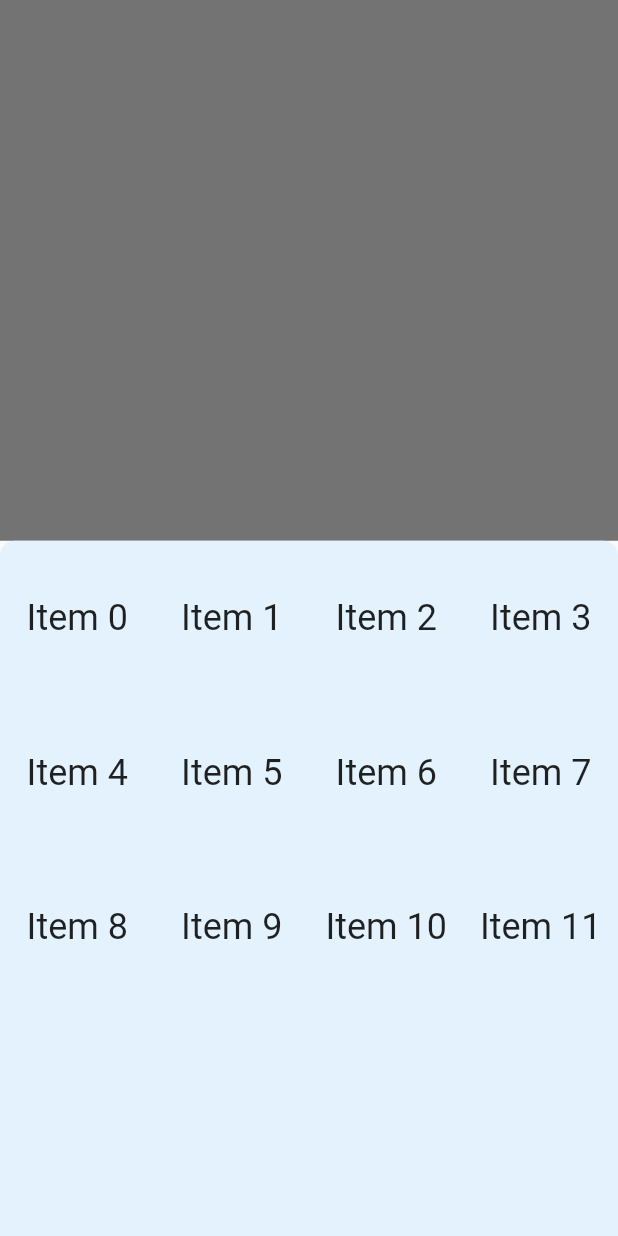
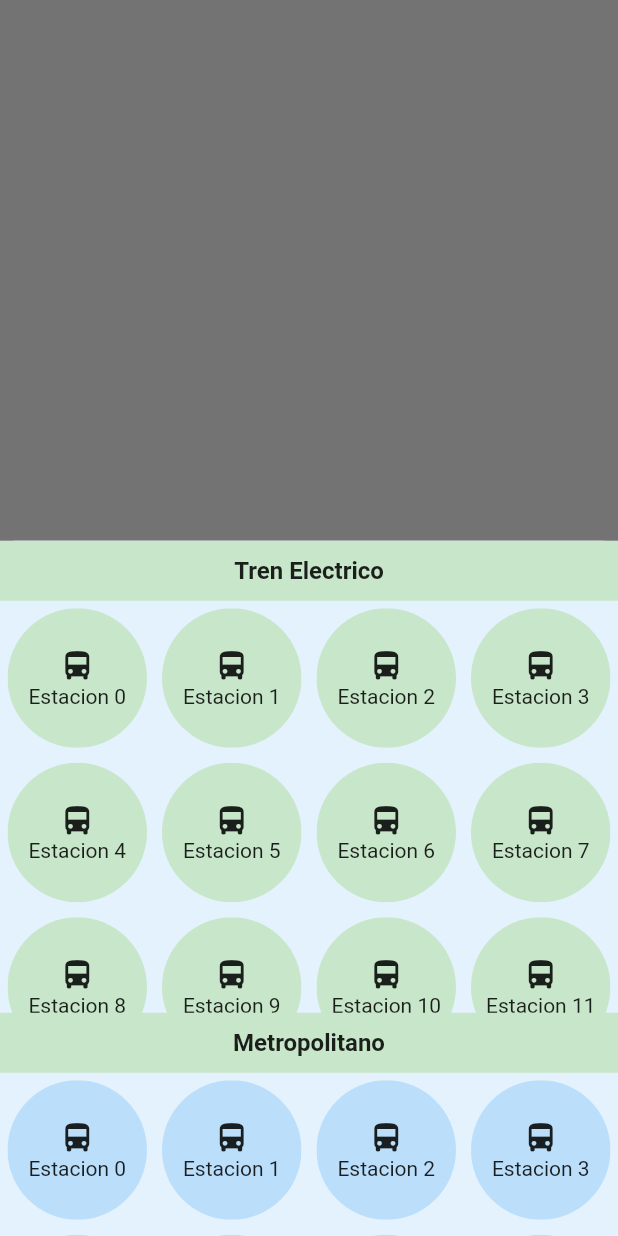
Before and after one commit to Gneric/flutter-sistemaTransporte, a Flutter app: what chooseStation() shows on an empty page, opened directly, on a phone screen of 412 x 824 dp. Run offline on Flutter 3.47's test engine with Material 2 defaults, Android fonts, the phone set to English and light mode, and no system bars; our stand-ins replace flutter_credit_card, google_maps_flutter, shared_preferences; accounts and stored records are empty.

Commit message:
StationChoose V1

```diff
--- a/lib/src/pages/Stations/stationChooser.dart
+++ b/lib/src/pages/Stations/stationChooser.dart
@@ -1,6 +1,6 @@
 import 'package:flutter/material.dart';
 
-void chooseStation(context) {
+chooseStation(context) {
 
   showModalBottomSheet(
       context: context,
@@ -15,13 +15,80 @@ void chooseStation(context) {
                   borderRadius: BorderRadius.only(
                       topLeft: Radius.circular(10),
                       topRight: Radius.circular(10))),
-              child: GridView.count(
-                crossAxisCount: 4,
-                children: List.generate(12, (index) {
-                  return Center(
-                    child: Text('Item $index',style: Theme.of(context).textTheme.headline),
-                  );
-                }),
+              child: Padding(
+                padding: const EdgeInsets.fromLTRB(0, 0, 0, 0) ,
+                child: SingleChildScrollView(
+                    child: Column(
+                    mainAxisSize: MainAxisSize.max,
+                    children: <Widget>[
+                      /* TREN ELECTRICO */
+                      Container(
+                          height: 40,
+                          width: MediaQuery.of(context).size.width,
+                          decoration: BoxDecoration(
+                            color: Colors.green[100]
+                          ),
+                          child: Center(child: Text("Tren Electrico", textAlign: TextAlign.center, style: TextStyle( fontSize: 16, fontWeight: FontWeight.bold ), ))
+                      ),
+                      Container(
+                        width: MediaQuery.of(context).size.width,
+                        height: MediaQuery.of(context).size.height / 3,
+                        child: GridView.count(
+                          crossAxisCount: 4,
+                          children: List.generate(12, (index) {
+                            return Padding(padding: const EdgeInsets.all(5.0),
+                              child: ClipOval(child: Material(color: Colors.green[100],child: InkWell(splashColor: Colors.green[400],
+                                    onTap: (){
+                                      print("ESTACION: $index");
+                                      print("LATITUD : $index");
+                                      print("LONGITUD: $index");
+                                    },
+                                    child: Column(
+                                      mainAxisAlignment: MainAxisAlignment.center,
+                                      children: <Widget>[ Icon(Icons.directions_bus), Text("Estacion $index") ],
+                                    ),
+                                  ),
+                                ),
+                              ),
+                            );
+                          }),
+                        ),
+                      ),
+                      Container(
+                          height: 40,
+                          width: MediaQuery.of(context).size.width,
+                          decoration: BoxDecoration(
+                            color: Colors.green[100]
+                          ),
+                          child: Center(child: Text("Metropolitano", textAlign: TextAlign.center, style: TextStyle( fontSize: 16, fontWeight: FontWeight.bold ), ))
+                      ),
+                      Container(
+                        width: MediaQuery.of(context).size.width,
+                        height: MediaQuery.of(context).size.height / 3,
+                        child: GridView.count(
+                          crossAxisCount: 4,
+                          children: List.generate(12, (index) {
+                            return Padding(padding: const EdgeInsets.all(5.0),
+                              child: ClipOval(child: Material(color: Colors.blue[100],child: InkWell(splashColor: Colors.blue[400],
+                                    onTap: (){
+                                      print("ESTACION: $index");
+                                      print("LATITUD : $index");
+                                      print("LONGITUD: $index");
+                                    },
+                                    child: Column(
+                                      mainAxisAlignment: MainAxisAlignment.center,
+                                      children: <Widget>[ Icon(Icons.directions_bus), Text("Estacion $index") ],
+                                    ),
+                                  ),
+                                ),
+                              ),
+                            );
+                          }),
+                        ),
+                      ),
+                    ],
+                  ),
+                ),
               ),
             ),
           )
--- a/lib/src/pages/Stations/stationsScreen.dart
+++ b/lib/src/pages/Stations/stationsScreen.dart
@@ -2,12 +2,13 @@ import 'dart:async';
 import 'package:flutter/material.dart';
 import 'package:google_maps_flutter/google_maps_flutter.dart';
 import 'package:sistema_transporte/src/pages/MainMenu/drawerScreen.dart';
+import 'package:sistema_transporte/src/pages/Stations/stationChooser.dart';
 
 
 
 
 class Estaciones extends StatefulWidget {
-  Estaciones({Key key}) : super(key: key);
+  Estaciones({Key key, double lat, double long}) : super(key: key);
 
   @override
   _EstacionesState createState() => _EstacionesState();
@@ -17,8 +18,8 @@ class _EstacionesState extends State<Estaciones> {
   Completer<GoogleMapController> _controller = Completer();
 
   static final CameraPosition _kGooglePlex = CameraPosition(
-    target: LatLng(-12.2070403, -122.085749655962),
-    zoom: 0.0,
+    target: LatLng(-12.066050, -77.036669),
+    zoom: 12.0,
   );
 
   static final CameraPosition _kLake = CameraPosition(
@@ -46,15 +47,20 @@ class _EstacionesState extends State<Estaciones> {
         ),
       ),
       floatingActionButton: FloatingActionButton.extended(
-        onPressed: _showStations(),
+        onPressed: _showStationsModal,
         label: Text('Estaciones'),
         icon: Icon(Icons.ev_station),
       ),
     );
   }
 
-  _showStations() async {
+
+  Future<void> _showStations() async {
     final GoogleMapController controller = await _controller.future;
     controller.animateCamera(CameraUpdate.newCameraPosition(_kLake));
   }
+
+  _showStationsModal() {
+    chooseStation(context);
+  }
 }
```
